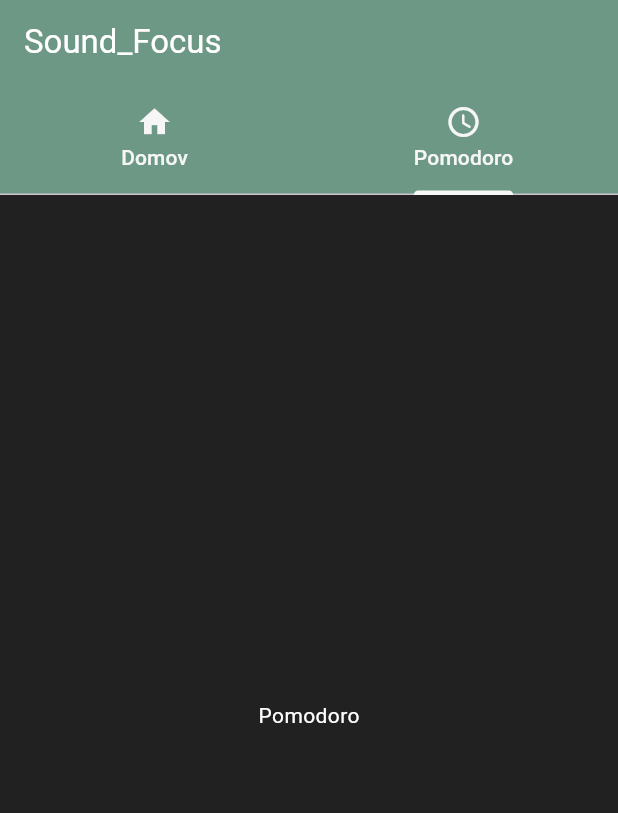
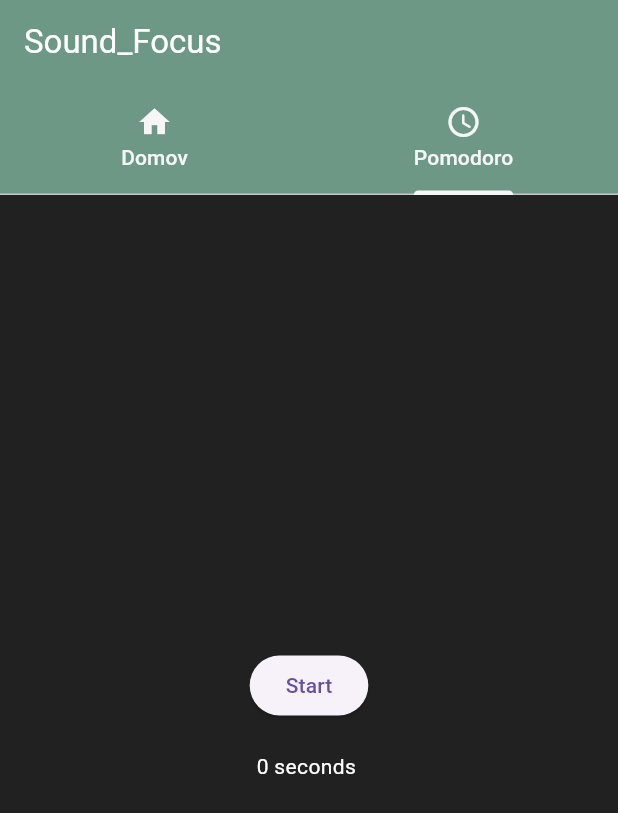
Before and after one commit to Oblakoru/SoundFocus, a Flutter app: the screen it shows after launch, tab 2 chosen, on a phone screen of 412 x 824 dp. Shown: the top 813 px of the screen. Run offline on Flutter 3.47's test engine with Material 2 defaults, Android fonts, the phone set to English and light mode, and no system bars; our stand-ins replace audioplayers.

Commit message:
Dodan preprosti timer za merjenje sekund

```diff
--- a/lib/audio_player.dart
+++ b/lib/audio_player.dart
@@ -1,5 +1,6 @@
 import 'package:audioplayers/audioplayers.dart';
 import 'package:flutter/material.dart';
+
 
 class RelaxingPlayer extends StatefulWidget {
   //final IconData iconData;
@@ -120,5 +121,6 @@ class _RelaxingPlayerState extends State<RelaxingPlayer> with AutomaticKeepAlive
   }
 
   @override
+
   bool get wantKeepAlive => true;
 }
--- a/lib/main.dart
+++ b/lib/main.dart
@@ -1,6 +1,7 @@
 import 'package:flutter/material.dart';
 //import 'package:audioplayers/audioplayers.dart';
 import 'package:sound_focus/audio_player.dart';
+import 'dart:async';
 
 void main() {
   runApp(const MyApp());
@@ -31,6 +32,25 @@ class MyHomePage extends StatefulWidget {
 }
 
 class _MyHomePageState extends State<MyHomePage> {
+  int _seconds = 0;
+  bool _isActive = false;
+  Timer? _timer;
+
+  void _startTimer() {
+    if (_timer == null || !_timer!.isActive) {
+      _timer = Timer.periodic(const Duration(seconds: 1), (Timer timer) {
+        setState(() {
+          _seconds++;
+        });
+      });
+    }
+  }
+
+  void _stopTimer() {
+    if (_timer != null && _timer!.isActive) {
+      _timer!.cancel();
+    }
+  }
 
   @override
   Widget build(BuildContext context) {
@@ -41,46 +61,91 @@ class _MyHomePageState extends State<MyHomePage> {
         backgroundColor: const Color.fromRGBO(33, 33, 33, 1),
         appBar: AppBar(
           backgroundColor: const Color.fromRGBO(109, 152, 134, 1),
-          title: const Text("Sound_Focus", style: TextStyle(color: Colors.white),),
+          title: const Text(
+            "Sound_Focus",
+            style: TextStyle(color: Colors.white),
+          ),
           bottom: const TabBar(
             unselectedLabelColor: Color.fromRGBO(246, 246, 246, 1),
             labelColor: Color.fromRGBO(246, 246, 246, 1),
             indicatorColor: Color.fromRGBO(246, 246, 246, 1),
             tabs: [
               Tab(
-                icon: Icon(Icons.home, color: Color.fromRGBO(246, 246, 246, 1), ),
+                icon: Icon(
+                  Icons.home,
+                  color: Color.fromRGBO(246, 246, 246, 1),
+                ),
                 text: "Domov",
-
               ),
               Tab(
-                icon: Icon(Icons.access_time_rounded, color: Color.fromRGBO(246, 246, 246, 1),),
+                icon: Icon(
+                  Icons.access_time_rounded,
+                  color: Color.fromRGBO(246, 246, 246, 1),
+                ),
                 text: "Pomodoro",
-              ),],
+              ),
+            ],
           ),
         ),
-        body: const TabBarView(
+        body: TabBarView(
           children: [
-            Column(
+            const Column(
               crossAxisAlignment: CrossAxisAlignment.center,
               mainAxisAlignment: MainAxisAlignment.spaceEvenly,
               children: [
-
-             RelaxingPlayer(imeZvoka: "Rain", potDoZvoka: "rain.mp3", iconData: Icons.water ,),
-
-             RelaxingPlayer(imeZvoka: "Fire", potDoZvoka: "fire.mp3", iconData: Icons.sunny,),
-
-             RelaxingPlayer(imeZvoka: "Wind", potDoZvoka: "wind.mp3", iconData: Icons.wind_power),
-
-              RelaxingPlayer(imeZvoka: "River", potDoZvoka: "river.mp3", iconData: Icons.water_drop,),
-
-             RelaxingPlayer(imeZvoka: "Thunder", potDoZvoka: "thunder.mp3", iconData: Icons.thunderstorm,),
+                RelaxingPlayer(
+                  imeZvoka: "Rain",
+                  potDoZvoka: "rain.mp3",
+                  iconData: Icons.water,
+                ),
+                RelaxingPlayer(
+                  imeZvoka: "Fire",
+                  potDoZvoka: "fire.mp3",
+                  iconData: Icons.sunny,
+                ),
+                RelaxingPlayer(
+                    imeZvoka: "Wind",
+                    potDoZvoka: "wind.mp3",
+                    iconData: Icons.wind_power),
+                RelaxingPlayer(
+                  imeZvoka: "River",
+                  potDoZvoka: "river.mp3",
+                  iconData: Icons.water_drop,
+                ),
+                RelaxingPlayer(
+                  imeZvoka: "Thunder",
+                  potDoZvoka: "thunder.mp3",
+                  iconData: Icons.thunderstorm,
+                ),
               ],
             ),
             Center(
-            child: Text("Pomodoro", style: TextStyle(color: Colors.white),),
+              child: Column(
+                mainAxisAlignment: MainAxisAlignment.center,
+                children: [
+                  ElevatedButton(
+                      onPressed: () {
+                        setState(() {
+                          _isActive = !_isActive;
+                          if (_isActive) {
+                            _startTimer();
+                          } else {
+                            _stopTimer();
+                          }
+                        });
+                      },
+                      child: const Text("Start")),
+                  const SizedBox(
+                    height: 20,
+                  ),
+                  Text(
+                    "$_seconds seconds ",
+                    style: const TextStyle(color: Colors.white),
                   ),
                 ],
-
+              ),
+            ),
+          ],
         ),
       ),
     );
```
Lines whose indentation alone changed are shown as unchanged.
